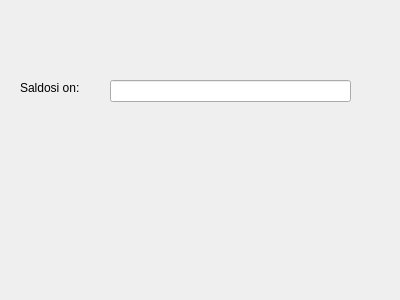
First picture: the form in bankautomat/saldo.ui, repository bank-2022/group9, before the edit.
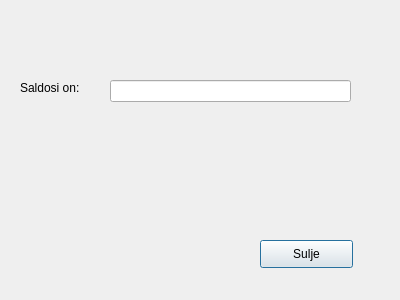
Second picture: the form after the edit.

Commit message: sulje ja vahvistus

What changed in the file:
```diff
--- a/bankautomat/saldo.ui
+++ b/bankautomat/saldo.ui
@@ -36,6 +36,19 @@
     </rect>
    </property>
   </widget>
+  <widget class="QPushButton" name="btnSulje">
+   <property name="geometry">
+    <rect>
+     <x>260</x>
+     <y>240</y>
+     <width>93</width>
+     <height>28</height>
+    </rect>
+   </property>
+   <property name="text">
+    <string>Sulje</string>
+   </property>
+  </widget>
  </widget>
  <resources/>
  <connections/>
```
The commit also changes 18 other files.
